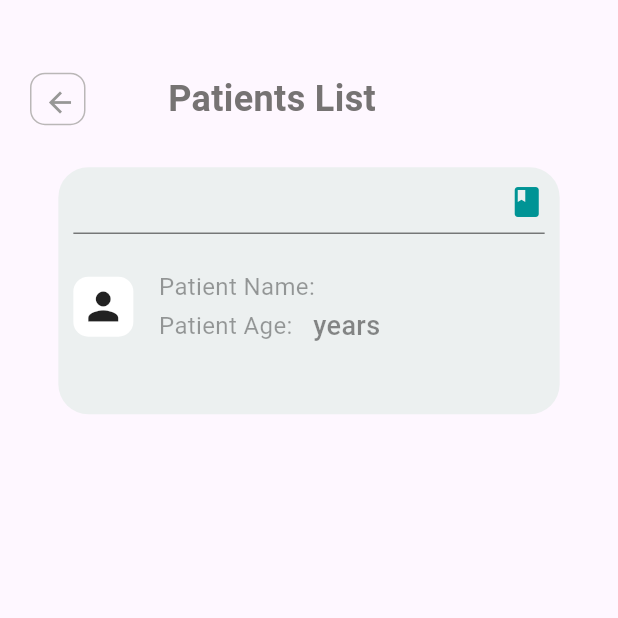
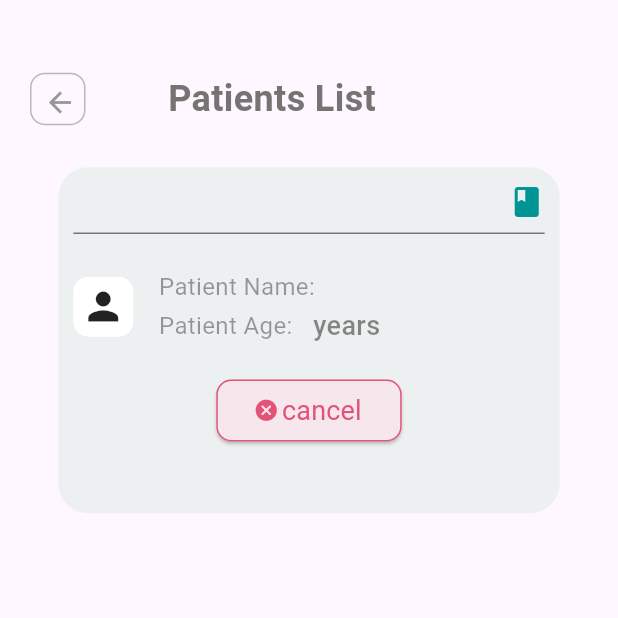
Before and after one commit to muhammed-shadil/doctor-booking-app, a Flutter app: the PatientsList screen opened directly with empty values, on a phone screen of 412 x 824 dp, the top half of it. Run offline on Flutter 3.47's test engine with Material 3 defaults, Android fonts, the phone set to English and light mode, and no system bars; our stand-ins replace animate_do, another_flutter_splash_screen, bloc, carousel_slider, cloud_firestore, connectivity_plus and 13 more; missing offline and left inert: bottom_picker, font_awesome_icon_class; accounts and stored records are empty; network calls fail.

Commit message:
changes after the missing

```diff
--- a/lib/view/screens/doctorsdetails_screen.dart
+++ b/lib/view/screens/doctorsdetails_screen.dart
@@ -27,7 +27,7 @@ class DoctorsDetailsScreen extends StatelessWidget {
             children: [
               Container(
                 width: MediaQuery.of(context).size.width,
-                height: MediaQuery.of(context).size.height,
+                height: MediaQuery.of(context).size.height*0.95,
                 child: Stack(
                   children: [
                     Positioned(
@@ -90,7 +90,7 @@ class DoctorsDetailsScreen extends StatelessWidget {
                 color: const Color.fromARGB(255, 235, 235, 236),
                 padding: const EdgeInsets.symmetric(horizontal: 20),
                 width: MediaQuery.of(context).size.width,
-                height: MediaQuery.of(context).size.height * 0.3,
+                height: MediaQuery.of(context).size.height * 0.22,
                 child: Column(
                   crossAxisAlignment: CrossAxisAlignment.start,
                   children: [
--- a/lib/view/screens/patientslist.dart
+++ b/lib/view/screens/patientslist.dart
@@ -1,6 +1,9 @@
 // ignore_for_file: public_member_api_docs, sort_constructors_first
 import 'package:cloud_firestore/cloud_firestore.dart';
 import 'package:doctors_book_app/view/screens/patientsdetails.dart';
+import 'package:doctors_book_app/view/widgets/alertbutton.dart';
+import 'package:doctors_book_app/view/widgets/cancellingbutton.dart';
+import 'package:doctors_book_app/view/widgets/common_popup.dart';
 import 'package:firebase_auth/firebase_auth.dart';
 import 'package:flutter/cupertino.dart';
 import 'package:flutter/material.dart';
@@ -78,7 +81,12 @@ class PatientsList extends StatelessWidget {
                       builder: (context, snapshot) {
                         print(selectdate);
                         print(doctorname);
-
+                        if (snapshot.connectionState ==
+                            ConnectionState.waiting) {
+                          return const Center(
+                            child: CircularProgressIndicator(),
+                          );
+                        }
                         if (snapshot.hasData) {
                           if (snapshot.data!.docs.isNotEmpty) {
                             hasPatients = true;
@@ -111,7 +119,7 @@ class PatientsList extends StatelessWidget {
                                                 0.8,
                                         height:
                                             MediaQuery.of(context).size.height *
-                                                0.2,
+                                                0.28,
                                         child: Column(
                                           crossAxisAlignment:
                                               CrossAxisAlignment.start,
@@ -224,6 +232,51 @@ class PatientsList extends StatelessWidget {
                                                 ),
                                               ],
                                             ),
+                                            SizedBox(
+                                              width: MediaQuery.of(context)
+                                                  .size
+                                                  .width,
+                                              height: MediaQuery.of(context)
+                                                      .size
+                                                      .height *
+                                                  0.105,
+                                              child: Center(
+                                                child: Cancelbutton(
+                                                  buttontext: "cancel",
+                                                  onpressed: () {
+                                                    showDialog(
+                                                        context: context,
+                                                        builder: (context) =>
+                                                            ConfirmAlert(
+                                                                msg:
+                                                                    "Do you want to cancel this appointment ?",
+                                                                icon: Icons
+                                                                    .cancel_presentation_rounded,
+                                                                iconColor:
+                                                                    const Color
+                                                                        .fromARGB(
+                                                                        255,
+                                                                        231,
+                                                                        93,
+                                                                        127),
+                                                                onConfirm: () {
+                                                                  Navigator.pop(
+                                                                      context);
+                                                                  // authBloc.add(LogoutEvent());
+                                                                  // Navigator.pushAndRemoveUntil(
+                                                                  //     context,
+                                                                  //     MaterialPageRoute(
+                                                                  //         builder: (_) => const LoginscreenWrapper()),
+                                                                  //     (route) => false);
+                                                                },
+                                                                onReject: () {
+                                                                  Navigator.pop(
+                                                                      context);
+                                                                }, title: 'CANCEL',));
+                                                  },
+                                                ),
+                                              ),
+                                            )
                                           ],
                                         ),
                                       ),
@@ -242,7 +295,9 @@ class PatientsList extends StatelessWidget {
                                     Text(
                                       textAlign: TextAlign.center,
                                       'No patients found for $doctorname on ${DateFormat('dd-MM-yyyy').format(selectdate)}',
-                                      style: const TextStyle(color: Color.fromARGB(255, 124, 124, 124),
+                                      style: const TextStyle(
+                                          color: Color.fromARGB(
+                                              255, 124, 124, 124),
                                           fontSize: 18,
                                           fontWeight: FontWeight.w400),
                                     ),
--- a/lib/view/screens/settings_Screen.dart
+++ b/lib/view/screens/settings_Screen.dart
@@ -56,7 +56,8 @@ class SettingsScreen extends StatelessWidget {
                       },
                       onReject: () {
                         Navigator.pop(context);
-                      }));
+                      },
+                      title: "Logout!!"));
             }
           },
           child: Column(
--- /dev/null
+++ b/lib/view/widgets/cancellingbutton.dart
@@ -0,0 +1,51 @@
+// ignore_for_file: public_member_api_docs, sort_constructors_first
+import 'package:flutter/material.dart';
+
+class Cancelbutton extends StatelessWidget {
+  const Cancelbutton({
+    Key? key,
+    required this.buttontext,
+    this.onpressed,
+  }) : super(key: key);
+  final String buttontext;
+  final Function()? onpressed;
+
+  @override
+  Widget build(BuildContext context) {
+    return SizedBox(
+      width: MediaQuery.of(context).size.width * 0.3,
+      height: MediaQuery.of(context).size.width * 0.1,
+      child: ElevatedButton(
+        onPressed: onpressed,
+        style: ElevatedButton.styleFrom(
+          shape: RoundedRectangleBorder(
+            side: const BorderSide(
+              color: Color.fromARGB(255, 226, 83, 119),
+            ),
+            borderRadius: BorderRadius.circular(10),
+          ),
+          backgroundColor: Color.fromARGB(255, 245, 231, 236),
+        ),
+        child: Row(
+          mainAxisAlignment: MainAxisAlignment.center,
+          children: [
+            const Icon(
+              Icons.cancel_rounded,size: 17,
+              color: Color.fromARGB(255, 226, 83, 119),
+            ),
+            Padding(
+              padding: const EdgeInsets.all(2.0),
+              child: Text(
+                buttontext,
+                style: const TextStyle(
+                    color: Color.fromARGB(255, 226, 83, 119),
+                    fontSize: 18,
+                    fontWeight: FontWeight.w400),
+              ),
+            ),
+          ],
+        ),
+      ),
+    );
+  }
+}
```
Also changed, not shown: lib/view/screens/categaryScreen.dart (+8 -1 lines), lib/view/screens/homepage/specialistverticalscroll.dart (added, +61 -0 lines), lib/view/screens/homepage/specialitylist.dart (added, +47 -0 lines), lib/view/screens/homepage/tipconatainer.dart (added, +60 -0 lines), lib/view/screens/homepage/topdoctorsscroll.dart (added, +61 -0 lines), lib/view/widgets/common_popup.dart (+6 -4 lines).
